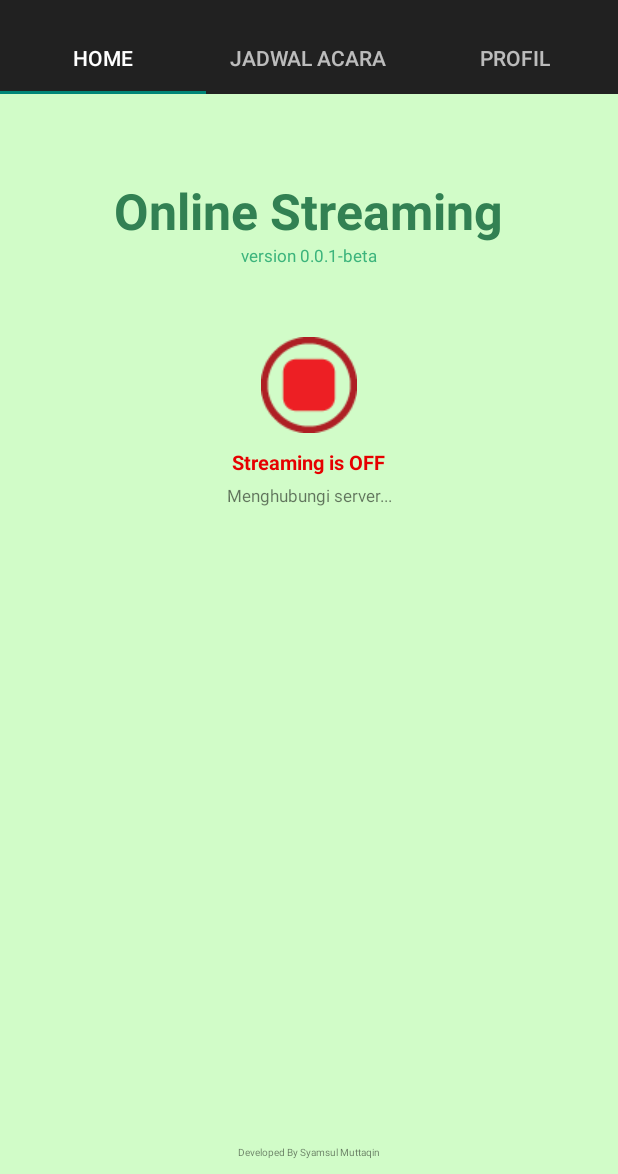
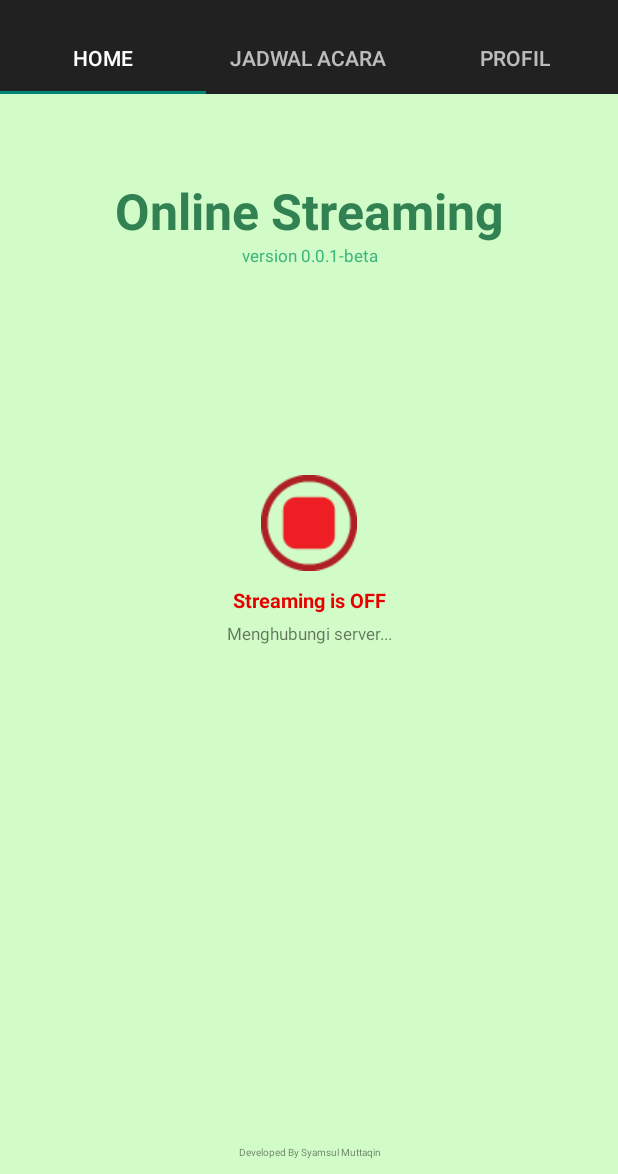
Before and after one commit to takin/rda, an Android app: the screen it shows after launch (MainActivity), on a phone screen of 412 x 824 dp, the part 62-1236 px from its top. Run offline under Robolectric (Android 15) with nearby library versions, the phone set to English and light mode, and no system bars; 5 statements that could not run were skipped.

Commit message:
adjusting layout to match large screen

```diff
--- a/app/src/main/AndroidManifest.xml
+++ b/app/src/main/AndroidManifest.xml
@@ -13,7 +13,7 @@
             android:theme="@style/AppTheme.splash"
             android:screenOrientation="portrait"
             android:name=".activity.Welcome"
-            android:label="@string/title_activity_welcome" >
+            android:label="@string/app_name" >
             <intent-filter>
                 <action android:name="android.intent.action.MAIN" />
 
--- a/app/src/main/res/layout/activity_welcome.xml
+++ b/app/src/main/res/layout/activity_welcome.xml
@@ -10,18 +10,20 @@
 
     <ImageView
         android:layout_width="wrap_content"
-        android:layout_height="311dp"
+        android:layout_height="wrap_content"
         android:id="@+id/imageView"
         android:src="@drawable/antenna_tower"
         android:layout_above="@+id/freq"
         android:layout_alignParentLeft="true"
         android:layout_alignParentStart="true"
-        android:layout_gravity="center_horizontal|top" />
+        android:layout_weight="100"
+        android:layout_gravity="center_horizontal" />
 
     <LinearLayout
         android:orientation="vertical"
         android:layout_width="wrap_content"
-        android:layout_height="wrap_content">
+        android:layout_height="wrap_content"
+        android:gravity="bottom">
 
         <TextView android:text="@string/freq" android:layout_width="wrap_content"
             android:layout_height="wrap_content"
@@ -30,8 +32,9 @@
             android:layout_alignLeft="@+id/name"
             android:layout_alignStart="@+id/name"
             android:textStyle="bold"
-            android:layout_gravity="right"
-            android:textColor="@color/version_color" />
+            android:textColor="@color/version_color"
+            android:gravity="right"
+            android:layout_gravity="right" />
 
         <TextView
             android:layout_width="wrap_content"
@@ -42,21 +45,22 @@
             android:textSize="13pt"
             android:layout_above="@+id/tagline"
             android:layout_centerHorizontal="true"
-            android:textColor="@color/color_primary" />
+            android:textColor="@color/color_primary"
+            android:gravity="center_horizontal" />
 
     </LinearLayout>
 
     <TextView
-        android:layout_width="wrap_content"
+        android:layout_width="match_parent"
         android:layout_height="wrap_content"
         android:text="@string/tagline"
         android:id="@+id/tagline"
-        android:gravity="center"
         android:textStyle="bold"
         android:layout_alignParentBottom="true"
         android:layout_alignRight="@+id/name"
         android:layout_alignEnd="@+id/name"
         android:layout_marginTop="30dp"
-        android:textColor="@color/base_color" />
+        android:textColor="@color/base_color"
+        android:gravity="center_horizontal" />
 
 </LinearLayout>
--- a/app/src/main/res/layout/fragment_home.xml
+++ b/app/src/main/res/layout/fragment_home.xml
@@ -1,14 +1,54 @@
-<RelativeLayout xmlns:android="http://schemas.android.com/apk/res/android"
+<LinearLayout xmlns:android="http://schemas.android.com/apk/res/android"
     xmlns:tools="http://schemas.android.com/tools" android:layout_width="match_parent"
     android:layout_height="match_parent" tools:context="com.dewianjanimedia.rda.fragment.HomeFragment"
     android:background="@color/window_background"
-    android:clickable="false">
+    android:clickable="false"
+    android:orientation="vertical">
 
     <!-- TODO: Update blank fragment layout -->
 
 
+    <LinearLayout
+        android:orientation="vertical"
+        android:layout_width="match_parent"
+        android:layout_height="match_parent"
+        android:layout_weight="20">
+
+        <TextView
+            android:layout_width="match_parent"
+            android:layout_height="wrap_content"
+            android:text="@string/home_title"
+            android:id="@+id/homeTitle"
+            android:layout_gravity="top|center"
+            android:textSize="15pt"
+            android:layout_marginTop="55dp"
+            android:layout_alignParentTop="true"
+            android:layout_centerHorizontal="true"
+            android:textColor="@color/base_color"
+            android:textStyle="bold"
+            android:gravity="center_horizontal" />
+
+        <TextView
+            android:layout_width="match_parent"
+            android:layout_height="wrap_content"
+            android:textAppearance="?android:attr/textAppearanceSmall"
+            android:text="@string/version_text"
+            android:id="@+id/versionText"
+            android:textSize="5pt"
+            android:textColor="@color/version_color"
+            android:layout_below="@+id/homeTitle"
+            android:layout_centerHorizontal="true"
+            android:gravity="center_horizontal" />
+    </LinearLayout>
+
+    <LinearLayout
+        android:orientation="vertical"
+        android:layout_width="match_parent"
+        android:layout_height="match_parent"
+        android:layout_weight="8">
+
         <ImageButton
-        android:layout_width="wrap_content"
+            android:layout_width="match_parent"
             android:layout_height="wrap_content"
             android:id="@+id/streamingButton"
             android:layout_gravity="center"
@@ -19,20 +59,21 @@
             android:layout_marginTop="62dp" />
 
         <TextView
-        android:layout_width="wrap_content"
+            android:layout_width="match_parent"
             android:layout_height="wrap_content"
-        android:text="@string/home_title"
-        android:id="@+id/homeTitle"
-        android:layout_gravity="top|center"
-        android:textSize="15pt"
-        android:layout_marginTop="55dp"
-        android:layout_alignParentTop="true"
+            android:text="@string/streaming_status_off"
+            android:id="@+id/streamingStatus"
+            android:layout_gravity="center"
+            android:layout_below="@+id/streamingButton"
             android:layout_centerHorizontal="true"
-        android:textColor="@color/base_color"
-        android:textStyle="bold" />
+            android:layout_marginTop="10dp"
+            android:textSize="13dp"
+            android:textColor="@color/alert_color"
+            android:textStyle="bold"
+            android:gravity="center_horizontal" />
 
         <TextView
-        android:layout_width="wrap_content"
+            android:layout_width="match_parent"
             android:layout_height="wrap_content"
             android:text="@string/loading"
             android:id="@+id/streamingHint"
@@ -44,39 +85,17 @@
             android:layout_below="@+id/streamingStatus"
             android:layout_centerHorizontal="true"
             android:layout_marginTop="5dp" />
+    </LinearLayout>
 
     <TextView
-        android:layout_width="wrap_content"
-        android:layout_height="wrap_content"
-        android:text="@string/streaming_status_off"
-        android:id="@+id/streamingStatus"
-        android:layout_gravity="center"
-        android:layout_below="@+id/streamingButton"
-        android:layout_centerHorizontal="true"
-        android:layout_marginTop="10dp"
-        android:textSize="13dp"
-        android:textColor="@color/alert_color"
-        android:textStyle="bold" />
-
-    <TextView
-        android:layout_width="wrap_content"
+        android:layout_width="match_parent"
         android:layout_height="wrap_content"
         android:text="@string/developer"
         android:id="@+id/developer"
         android:textSize="3pt"
         android:layout_alignParentBottom="true"
         android:layout_centerHorizontal="true"
-        android:layout_marginBottom="10dp" />
+        android:layout_marginBottom="10dp"
+        android:gravity="bottom|center_horizontal" />
 
-    <TextView
-        android:layout_width="wrap_content"
-        android:layout_height="wrap_content"
-        android:textAppearance="?android:attr/textAppearanceSmall"
-        android:text="@string/version_text"
-        android:id="@+id/versionText"
-        android:textSize="5pt"
-        android:textColor="@color/version_color"
-        android:layout_below="@+id/homeTitle"
-        android:layout_centerHorizontal="true" />
-
-</RelativeLayout>
+</LinearLayout>
--- a/app/src/main/res/values/strings.xml
+++ b/app/src/main/res/values/strings.xml
@@ -34,6 +34,5 @@
 
     <string name="action_settings">Settings</string>
     <string name="developer">Developed By Syamsul Muttaqin</string>
-    <string name="title_activity_welcome">Welcome</string>
 
 </resources>
```
Lines whose indentation alone changed are shown as unchanged.
